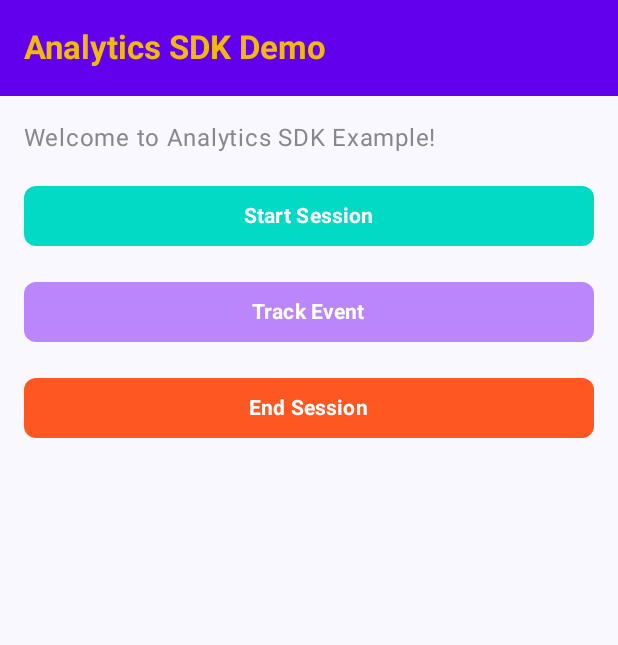
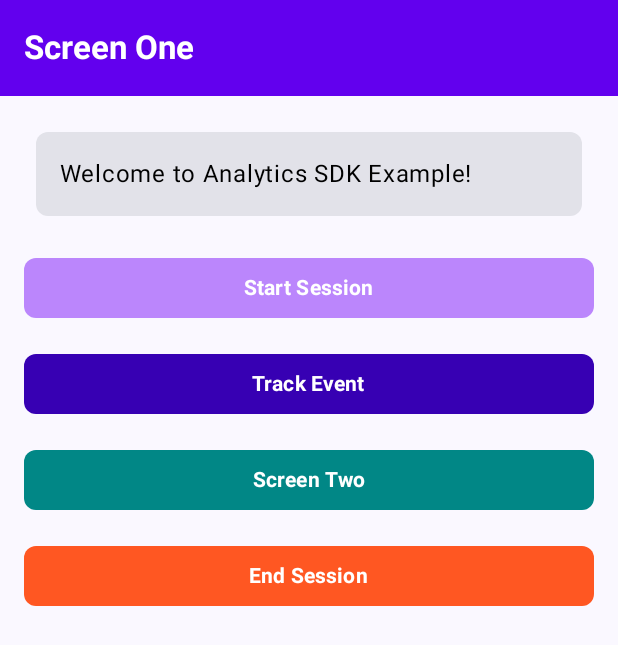
Before and after one commit to MacNew/sdktracker, an Android app built with Jetpack Compose: the screen it shows after launch (MainActivity), on a phone screen of 412 x 824 dp. Shown: the top 645 px of the screen. Run offline under Robolectric (Android 15) with nearby library versions, the phone set to English and light mode, and no system bars.

Commit message:
Tracker sdk in progress

```diff
--- a/app/build.gradle.kts
+++ b/app/build.gradle.kts
@@ -60,6 +60,8 @@ dependencies {
     implementation(libs.androidx.ui.tooling.preview)
     implementation(libs.androidx.material3)
     implementation(project(":trackersdk"))
+    //implementation "androidx.navigation:navigation-compose:2.4.0"
+    implementation(libs.androidx.navigation.compose)
     testImplementation(libs.junit)
     androidTestImplementation(libs.androidx.junit)
     androidTestImplementation(libs.androidx.espresso.core)
--- a/app/src/main/java/org/tracker/sdk/MainActivity.kt
+++ b/app/src/main/java/org/tracker/sdk/MainActivity.kt
@@ -10,13 +10,18 @@ import androidx.compose.material3.*
 import androidx.compose.runtime.*
 import androidx.compose.ui.Alignment
 import androidx.compose.ui.Modifier
-import androidx.compose.ui.graphics.Color
 import androidx.compose.ui.platform.LocalContext
 import androidx.compose.ui.res.colorResource
 import androidx.compose.ui.text.font.FontWeight
+import androidx.compose.ui.text.style.TextOverflow
 import androidx.compose.ui.unit.dp
 import androidx.compose.ui.unit.sp
+import androidx.navigation.NavHostController
+import androidx.navigation.compose.NavHost
+import androidx.navigation.compose.composable
+import androidx.navigation.compose.rememberNavController
 import org.tracker.sdk.presenter.MainViewModel
+import org.tracker.sdk.ui.screentwo.ScreenTwo
 import org.tracker.sdk.ui.theme.TrackersdkTheme
 import org.tracker.trackersdk.AnalyticsManager
 import org.tracker.trackersdk.data.Result
@@ -30,7 +35,15 @@ class MainActivity : ComponentActivity() {
         val analyticsManager = AnalyticsManager.getInstance(this)
         setContent {
             TrackersdkTheme {
-                AnalyticsExampleScreen(analyticsManager, viewModel)
+                val navController = rememberNavController()
+                NavHost(navController = navController, startDestination = "screen_one") {
+                    composable("screen_one") {
+                        AnalyticsExampleScreen(analyticsManager, viewModel, navController)
+                    }
+                    composable("screen_two") {
+                        ScreenTwo()
+                    }
+                }
             }
         }
     }
@@ -38,15 +51,21 @@ class MainActivity : ComponentActivity() {
 
 @OptIn(ExperimentalMaterial3Api::class)
 @Composable
-fun AnalyticsExampleScreen(analyticsManager: AnalyticsManager, viewModel: MainViewModel) {
+fun AnalyticsExampleScreen(
+    analyticsManager: AnalyticsManager,
+    viewModel: MainViewModel,
+    navController: NavHostController,
+) {
     val logMessage by viewModel.logMessage.collectAsState()
     val context = LocalContext.current
-
     Scaffold(
         topBar = {
             TopAppBar(
-                title = { Text("Analytics SDK Demo", fontWeight = FontWeight.Bold,
-                    color = colorResource(id = R.color.text_color))
+                title = {
+                    Text(
+                        "Screen One", fontWeight = FontWeight.Bold,
+                        color = colorResource(id = R.color.text_color),
+                    )
                 },
                 colors = TopAppBarDefaults.mediumTopAppBarColors(
                     containerColor = colorResource(id = R.color.purple_500) // Use colorResource here
@@ -56,7 +75,7 @@ fun AnalyticsExampleScreen(analyticsManager: AnalyticsManager, viewModel: MainVi
         modifier = Modifier.fillMaxSize(),
         content = { innerPadding ->
             LaunchedEffect(Unit) {
-                viewModel.toastEvent.collect { message->
+                viewModel.toastEvent.collect { message ->
                     Toast.makeText(context, message, Toast.LENGTH_SHORT).show()
                 }
             }
@@ -68,22 +87,34 @@ fun AnalyticsExampleScreen(analyticsManager: AnalyticsManager, viewModel: MainVi
                 verticalArrangement = Arrangement.spacedBy(16.dp),
                 horizontalAlignment = Alignment.CenterHorizontally
             ) {
+                Card(
+                    modifier = Modifier
+                        .fillMaxWidth()
+                        .padding(8.dp),
+
+                    shape = RoundedCornerShape(8.dp)
+                ) {
                     Text(
                         text = logMessage,
+
                         fontSize = 16.sp,
-                    color = Color.Gray,
-                    modifier = Modifier.fillMaxWidth(),
-                    maxLines = 2
+                        color = colorResource(R.color.card_text_color),
+                        modifier = Modifier
+                            .fillMaxWidth()
+                            .padding(16.dp),
+                        maxLines = 2,
+                        overflow = TextOverflow.Ellipsis
                     )
+                }
 
-                // Start Session Button
                 Button(
                     onClick = {
-                        analyticsManager.startSession(UUID.randomUUID().toString()) { result->
-                            when(result) {
+                        analyticsManager.startSession(UUID.randomUUID().toString()) { result ->
+                            when (result) {
                                 is Result.Success -> {
                                     viewModel.updateLogMessage("Session Started Successfully!")
                                 }
+
                                 else -> {
                                     viewModel.updateLogMessage("Unable to Start Session")
                                 }
@@ -92,12 +123,12 @@ fun AnalyticsExampleScreen(analyticsManager: AnalyticsManager, viewModel: MainVi
                     },
                     modifier = Modifier.fillMaxWidth(),
                     shape = RoundedCornerShape(8.dp),
-                    colors = ButtonDefaults.buttonColors(containerColor = Color(0xFF03DAC6))
+                    colors = ButtonDefaults.buttonColors(containerColor = colorResource(R.color.purple_200),)
                 ) {
-                    Text("Start Session", fontWeight = FontWeight.Bold)
+                    Text("Start Session", fontWeight = FontWeight.Bold,
+                        color = colorResource(R.color.text_color)
+                        )
                 }
-
-                // Track Event Button
                 Button(
                     onClick = {
                         val sampleEvent = AnalyticsEvent(
@@ -107,11 +138,13 @@ fun AnalyticsExampleScreen(analyticsManager: AnalyticsManager, viewModel: MainVi
                                 "action" to "TrackEvent"
                             )
                         )
-                        analyticsManager.trackEvent(sampleEvent) { result->
-                            when(result) {
+                        analyticsManager.trackEvent(sampleEvent) { result ->
+                            when (result) {
                                 is Result.Success -> {
                                     viewModel.updateLogMessage("Event 'ButtonClicked' tracked!")
-                                } else -> {
+                                }
+
+                                else -> {
                                     viewModel.triggerToastMessage(result.data!!)
                                 }
                             }
@@ -119,29 +152,47 @@ fun AnalyticsExampleScreen(analyticsManager: AnalyticsManager, viewModel: MainVi
                     },
                     modifier = Modifier.fillMaxWidth(),
                     shape = RoundedCornerShape(8.dp),
-                    colors = ButtonDefaults.buttonColors(containerColor = Color(0xFFBB86FC))
+                    colors = ButtonDefaults.buttonColors(containerColor = colorResource(id = R.color.purple_700))
                 ) {
-                    Text("Track Event", fontWeight = FontWeight.Bold)
+                    Text("Track Event", fontWeight = FontWeight.Bold,
+                        color = colorResource(R.color.text_color)
+                        )
+                }
+
+                Button(
+                    onClick = {
+                              navController.navigate("screen_two")
+
+                    },
+                    modifier = Modifier.fillMaxWidth(),
+                    shape = RoundedCornerShape(8.dp),
+                    colors = ButtonDefaults.buttonColors(containerColor = colorResource(id = R.color.teal_700))
+                ) {
+                    Text("Screen Two", fontWeight = FontWeight.Bold,
+                        color = colorResource(R.color.text_color)
+                        )
                 }
 
                 Button(
                     onClick = {
                         analyticsManager.endSession() { result ->
-                            when(result) {
+                            when (result) {
                                 is Result.Success -> {
                                     viewModel.updateLogMessage("Session Ended Successfully!")
-                                } else-> {
+                                }
+                                else -> {
                                     viewModel.triggerToastMessage(result.data!!)
                                 }
                             }
                         }
-                       // viewModel.updateLogMessage("Session ended. Events persisted.")
                     },
                     modifier = Modifier.fillMaxWidth(),
                     shape = RoundedCornerShape(8.dp),
-                    colors = ButtonDefaults.buttonColors(containerColor = Color(0xFFFF5722))
+                    colors = ButtonDefaults.buttonColors(containerColor = colorResource(R.color.end_color),)
                 ) {
-                    Text("End Session", fontWeight = FontWeight.Bold)
+                    Text("End Session", fontWeight = FontWeight.Bold,
+                        color = colorResource(R.color.text_color)
+                        )
                 }
             }
         }
--- a/app/src/main/java/org/tracker/sdk/presenter/MainViewModel.kt
+++ b/app/src/main/java/org/tracker/sdk/presenter/MainViewModel.kt
@@ -12,13 +12,12 @@ class MainViewModel: ViewModel()  {
     private val _logMessage = MutableStateFlow("Welcome to Analytics SDK Example!")
     val logMessage : StateFlow<String> get() = _logMessage
 
-    private val _toastEvent = MutableSharedFlow<String>() // For triggering toast
+    private val _toastEvent = MutableSharedFlow<String>()
     val toastEvent : SharedFlow<String> get() = _toastEvent
 
     fun updateLogMessage(message: String) {
         _logMessage.value = message
     }
-
     fun triggerToastMessage(data: String) {
         viewModelScope.launch {
             _toastEvent.emit(data)
--- /dev/null
+++ b/app/src/main/java/org/tracker/sdk/ui/screentwo/ScreenTwo.kt
@@ -0,0 +1,26 @@
+package org.tracker.sdk.ui.screentwo
+
+import androidx.compose.foundation.layout.Arrangement
+import androidx.compose.foundation.layout.Column
+import androidx.compose.foundation.layout.fillMaxSize
+import androidx.compose.foundation.layout.padding
+import androidx.compose.material3.Text
+import androidx.compose.runtime.Composable
+import androidx.compose.ui.Alignment
+import androidx.compose.ui.Modifier
+import androidx.compose.ui.text.font.FontWeight
+import androidx.compose.ui.unit.dp
+import androidx.compose.ui.unit.sp
+
+@Composable
+fun ScreenTwo() {
+    Column(
+        modifier = Modifier
+            .fillMaxSize()
+            .padding(16.dp),
+        verticalArrangement = Arrangement.Center,
+        horizontalAlignment = Alignment.CenterHorizontally
+    ) {
+        Text(text = "Welcome to Screen Two!", fontSize = 24.sp, fontWeight = FontWeight.Bold)
+    }
+}
--- a/app/src/main/res/values-night/colors.xml
+++ b/app/src/main/res/values-night/colors.xml
@@ -4,9 +4,11 @@
     <color name="purple_500">#FF6200EE</color>
     <color name="purple_700">#FF3700B3</color>
     <color name="teal_200">#FF03DAC5</color>
-    <color name="teal_700">#F1B90D</color>
+    <color name="teal_700">#FF018786</color>
     <color name="black">#FF000000</color>
     <color name="white">#FFFFFFFF</color>
     <color name= "title_color">#FFFFFFFF</color>
-    <color name="text_color">#FFFFFFFF</color>
+    <color name="text_color">#FFFFFF</color>
+    <color name="end_color">#FFFF5722</color>
+    <color name="card_text_color">#FFFFFFFF</color>
 </resources>
--- a/app/src/main/res/values/colors.xml
+++ b/app/src/main/res/values/colors.xml
@@ -8,5 +8,7 @@
     <color name="black">#FF000000</color>
     <color name="white">#FFFFFFFF</color>
     <color name= "title_color">#FFFFFFFF</color>
-    <color name="text_color">#FFF1B90D</color>
+    <color name="text_color">#FFFFFF</color>
+    <color name="end_color">#FFFF5722</color>
+    <color name="card_text_color">#FF000000</color>
 </resources>
--- a/gradle/libs.versions.toml
+++ b/gradle/libs.versions.toml
@@ -11,9 +11,11 @@ activityCompose = "1.9.3"
 composeBom = "2023.08.00"
 appcompat = "1.7.0"
 material = "1.12.0"
+navigationCompose = "2.8.4"
 
 [libraries]
 androidx-core-ktx = { group = "androidx.core", name = "core-ktx", version.ref = "coreKtx" }
+androidx-navigation-compose = { module = "androidx.navigation:navigation-compose", version.ref = "navigationCompose" }
 firebase-analytics = { module = "com.google.firebase:firebase-analytics" }
 firebase-bom = { module = "com.google.firebase:firebase-bom", version.ref = "firebaseBom" }
 junit = { group = "junit", name = "junit", version.ref = "junit" }
```
Lines whose indentation alone changed are shown as unchanged.
